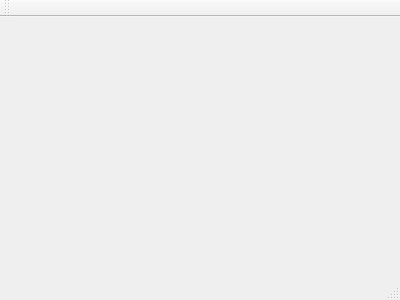
First picture: the form in mainwindow.ui, repository CanOSpam/CommAudio, before the edit.
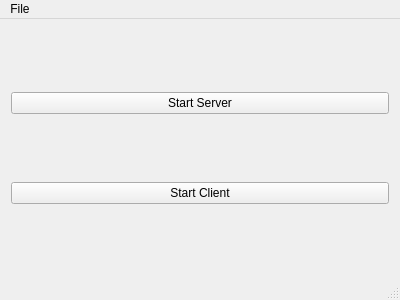
Second picture: the form after the edit.

Commit message: Added main window that can spawn two other windows (client and server)

```diff
--- a/mainwindow.ui
+++ b/mainwindow.ui
@@ -12,13 +12,43 @@
   <property name="windowTitle" >
    <string>MainWindow</string>
   </property>
-  <widget class="QMenuBar" name="menuBar" />
-  <widget class="QToolBar" name="mainToolBar" />
-  <widget class="QWidget" name="centralWidget" />
-  <widget class="QStatusBar" name="statusBar" />
+  <widget class="QWidget" name="centralWidget">
+   <layout class="QVBoxLayout" name="verticalLayout">
+    <item>
+     <widget class="QPushButton" name="serverButton">
+      <property name="text">
+       <string>Start Server</string>
+      </property>
+     </widget>
+    </item>
+    <item>
+     <widget class="QPushButton" name="clientButton">
+      <property name="text">
+       <string>Start Client</string>
+      </property>
+     </widget>
+    </item>
+   </layout>
+  </widget>
+  <widget class="QMenuBar" name="menuBar">
+   <property name="geometry">
+    <rect>
+     <x>0</x>
+     <y>0</y>
+     <width>400</width>
+     <height>22</height>
+    </rect>
+   </property>
+   <widget class="QMenu" name="menuFile">
+    <property name="title">
+     <string>File</string>
+    </property>
+   </widget>
+   <addaction name="menuFile"/>
+  </widget>
+  <widget class="QStatusBar" name="statusBar"/>
  </widget>
- <layoutDefault spacing="6" margin="11" />
- <pixmapfunction></pixmapfunction>
+ <layoutdefault spacing="6" margin="11"/>
  <resources/>
  <connections/>
 </ui>
```
Left out of the diff: 7 changed lines with no effect on the pictures. The commit also changes 10 other files.
